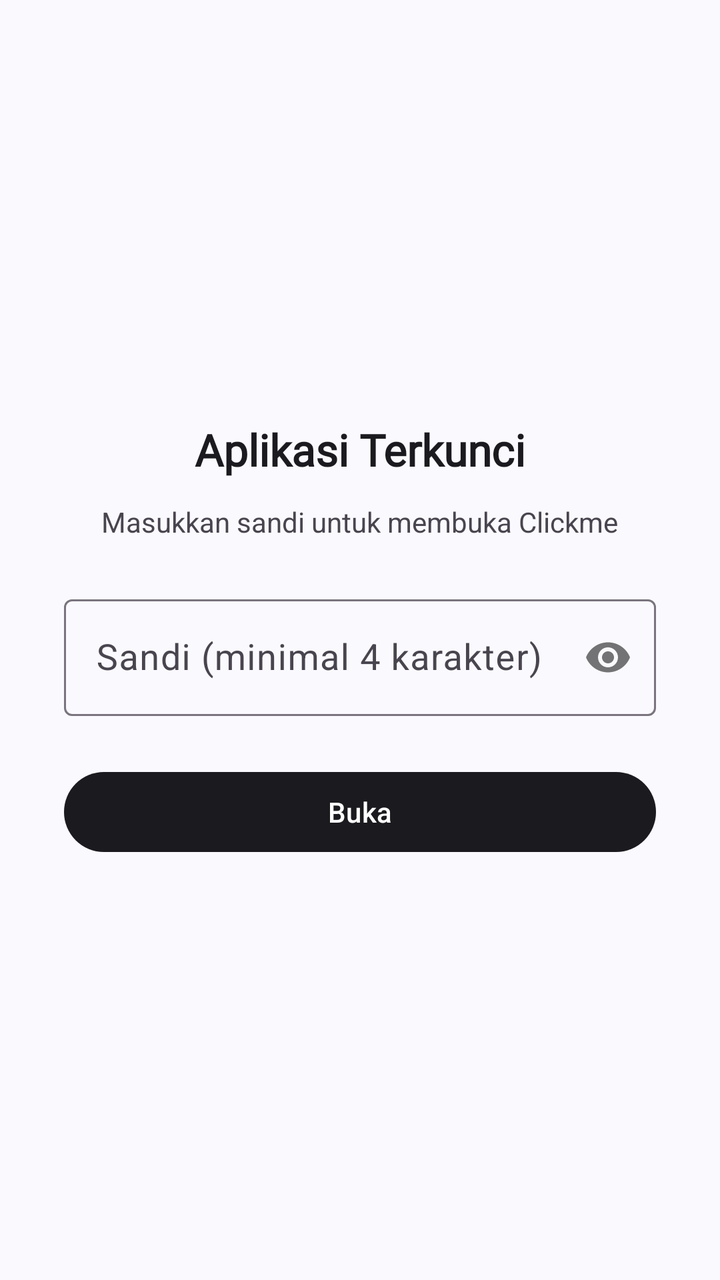
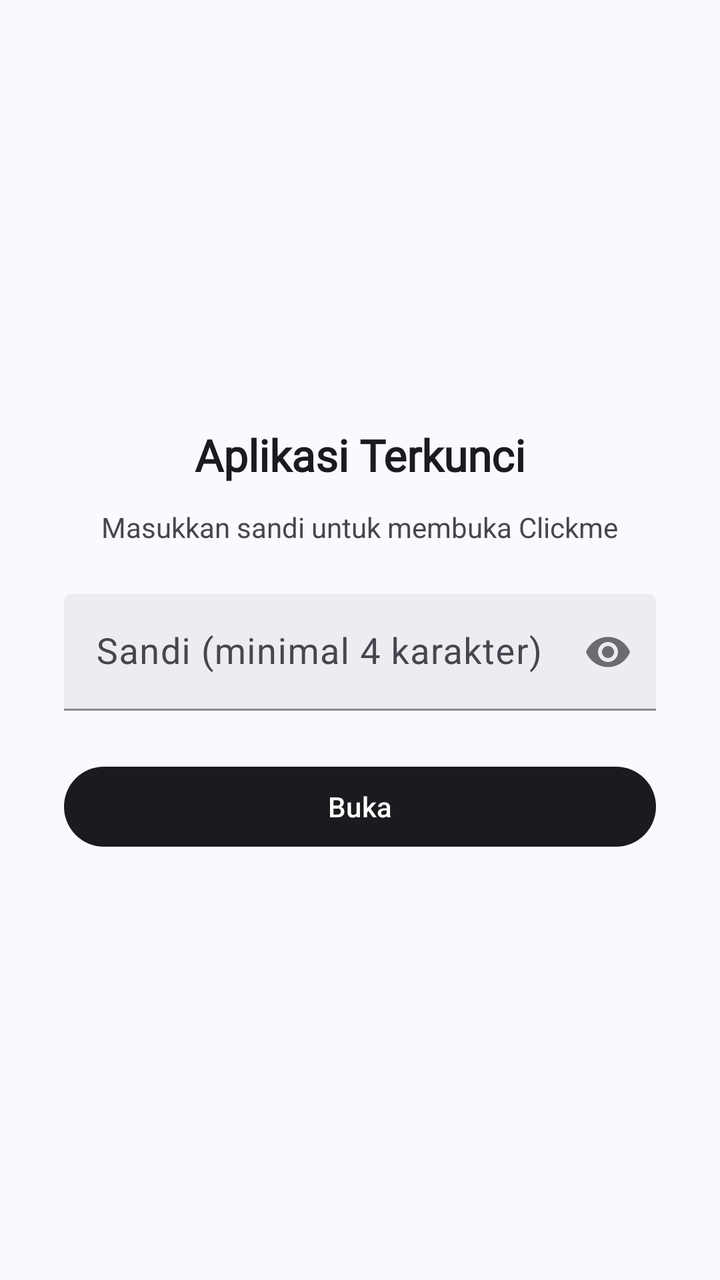

An Android layout rendered at two revisions. The XML below is the earlier revision; the diff shows what the commit changed to produce the second picture.
<!-- AndroidManifest.xml: activity theme Theme.Clickme -->
<!-- res/layout/activity_lock.xml -->
<?xml version="1.0" encoding="utf-8"?>
<LinearLayout xmlns:android="http://schemas.android.com/apk/res/android"
    xmlns:app="http://schemas.android.com/apk/res-auto"
    android:layout_width="match_parent"
    android:layout_height="match_parent"
    android:orientation="vertical"
    android:gravity="center"
    android:padding="32dp"
    android:background="?attr/colorSurface">

    <TextView
        android:layout_width="wrap_content"
        android:layout_height="wrap_content"
        android:text="@string/lock_title"
        android:fontFamily="@font/space_grotesk"
        android:textSize="22sp"
        android:textStyle="bold"
        android:textColor="?attr/colorOnSurface" />

    <TextView
        android:layout_width="wrap_content"
        android:layout_height="wrap_content"
        android:layout_marginTop="12dp"
        android:text="@string/lock_hint"
        android:textSize="14sp"
        android:textColor="?attr/colorOnSurfaceVariant" />

    <com.google.android.material.textfield.TextInputLayout
        android:layout_width="match_parent"
        android:layout_height="wrap_content"
        android:layout_marginTop="24dp"
        android:hint="@string/app_lock_password"
        app:passwordToggleEnabled="true"
        app:hintTextColor="?attr/colorOnSurface">

        <com.google.android.material.textfield.TextInputEditText
            android:id="@+id/lockInput"
            android:layout_width="match_parent"
            android:layout_height="wrap_content"
            android:inputType="textPassword"
            android:textSize="18sp"
            android:textColor="?attr/colorOnSurface"
            android:minHeight="52dp"
            android:imeOptions="actionDone" />
    </com.google.android.material.textfield.TextInputLayout>

    <TextView
        android:id="@+id/lockWrong"
        android:layout_width="wrap_content"
        android:layout_height="wrap_content"
        android:layout_marginTop="8dp"
        android:text="@string/lock_wrong"
        android:textColor="?attr/colorError"
        android:textSize="13sp"
        android:visibility="gone" />

    <Button
        android:id="@+id/btnUnlock"
        android:layout_width="match_parent"
        android:layout_height="wrap_content"
        android:layout_marginTop="24dp"
        android:text="@string/lock_unlock" />
</LinearLayout>
<!-- resources referenced by this layout -->
<resources>
  <string name="app_lock_password">Sandi (minimal 4 karakter)</string>
  <string name="lock_hint">Masukkan sandi untuk membuka Clickme</string>
  <string name="lock_title">Aplikasi Terkunci</string>
  <string name="lock_unlock">Buka</string>
  <string name="lock_wrong">Sandi salah</string>
  <style name="Theme.Clickme" parent="Theme.Material3.DayNight.NoActionBar">
          <item name="android:windowBackground">@color/surface</item>
          <item name="colorPrimary">@color/primary</item>
          <item name="colorOnPrimary">@color/on_primary</item>
          <item name="colorPrimaryContainer">@color/primary_container</item>
          <item name="colorSecondary">@color/accent</item>
          <item name="colorSurface">@color/surface</item>
          <item name="colorOnSurface">@color/on_surface</item>
          <item name="colorSurfaceVariant">@color/surface_variant</item>
          <item name="colorOnSurfaceVariant">@color/on_surface_variant</item>
          <item name="colorOutline">@color/outline</item>
          <item name="colorError">@color/error</item>
          <item name="toolbarStyle">@style/Widget.Clickme.Toolbar</item>
      </style>
  <color name="surface">#FAF9FD</color>
  <color name="primary">#1B1B1F</color>
  <color name="on_primary">#FFFFFF</color>
  <color name="primary_container">#2A2A30</color>
  <color name="accent">#FF8A65</color>
  <color name="on_surface">#1B1B1F</color>
  <color name="surface_variant">#ECECF1</color>
  <color name="on_surface_variant">#49454F</color>
  <color name="outline">#79747E</color>
  <color name="error">#B3261E</color>
  <style name="Widget.Clickme.Toolbar" parent="Widget.Material3.Toolbar">
          <item name="titleTextAppearance">@style/TextAppearance.Clickme.Title</item>
      </style>
  <style name="TextAppearance.Clickme.Title" parent="TextAppearance.Material3.TitleLarge">
          <item name="fontFamily">@font/space_grotesk</item>
          <item name="android:fontFamily">@font/space_grotesk</item>
      </style>
</resources>

<!-- the commit's change to res/layout/activity_lock.xml (unified diff, before → after) -->
@@ -30,6 +30,7 @@
         android:layout_height="wrap_content"
         android:layout_marginTop="24dp"
         android:hint="@string/app_lock_password"
+        style="@style/Widget.Clickme.TextInputLayout"
         app:passwordToggleEnabled="true"
         app:hintTextColor="?attr/colorOnSurface">
 
@@ -40,7 +41,7 @@
             android:inputType="textPassword"
             android:textSize="18sp"
             android:textColor="?attr/colorOnSurface"
-            android:minHeight="52dp"
+            android:minHeight="56dp"
             android:imeOptions="actionDone" />
     </com.google.android.material.textfield.TextInputLayout>
 
<!-- resource entries referenced after the edit -->
@@ -5,6 +5,14 @@
   <string name="lock_title">Aplikasi Terkunci</string>
   <string name="lock_unlock">Buka</string>
   <string name="lock_wrong">Sandi salah</string>
+  <style name="Widget.Clickme.TextInputLayout" parent="Widget.Material3.TextInputLayout.FilledBox">
+          <item name="boxBackgroundMode">filled</item>
+          <item name="boxBackgroundColor">@color/surface_variant</item>
+          <item name="boxStrokeColor">@color/outline</item>
+          <item name="boxStrokeWidth">1dp</item>
+          <item name="hintTextColor">@color/on_surface_variant</item>
+          <item name="android:textColorHint">@color/on_surface_variant</item>
+      </style>
   <style name="Theme.Clickme" parent="Theme.Material3.DayNight.NoActionBar">
           <item name="android:windowBackground">@color/surface</item>
           <item name="colorPrimary">@color/primary</item>
@@ -17,6 +25,10 @@
           <item name="colorOnSurfaceVariant">@color/on_surface_variant</item>
           <item name="colorOutline">@color/outline</item>
           <item name="colorError">@color/error</item>
+          <item name="colorControlNormal">@color/on_surface_variant</item>
+          <item name="colorControlActivated">@color/accent</item>
+          <item name="colorControlHighlight">@color/accent</item>
+          <item name="android:editTextStyle">@style/Widget.Clickme.EditText</item>
           <item name="toolbarStyle">@style/Widget.Clickme.Toolbar</item>
       </style>
   <color name="surface">#FAF9FD</color>
@@ -29,6 +41,11 @@
   <color name="on_surface_variant">#49454F</color>
   <color name="outline">#79747E</color>
   <color name="error">#B3261E</color>
+  <style name="Widget.Clickme.EditText" parent="Widget.Material3.TextInputEditText.FilledBox">
+          <item name="android:textSize">18sp</item>
+          <item name="android:textColor">@color/on_surface</item>
+          <item name="android:minHeight">56dp</item>
+      </style>
   <style name="Widget.Clickme.Toolbar" parent="Widget.Material3.Toolbar">
           <item name="titleTextAppearance">@style/TextAppearance.Clickme.Title</item>
       </style>
